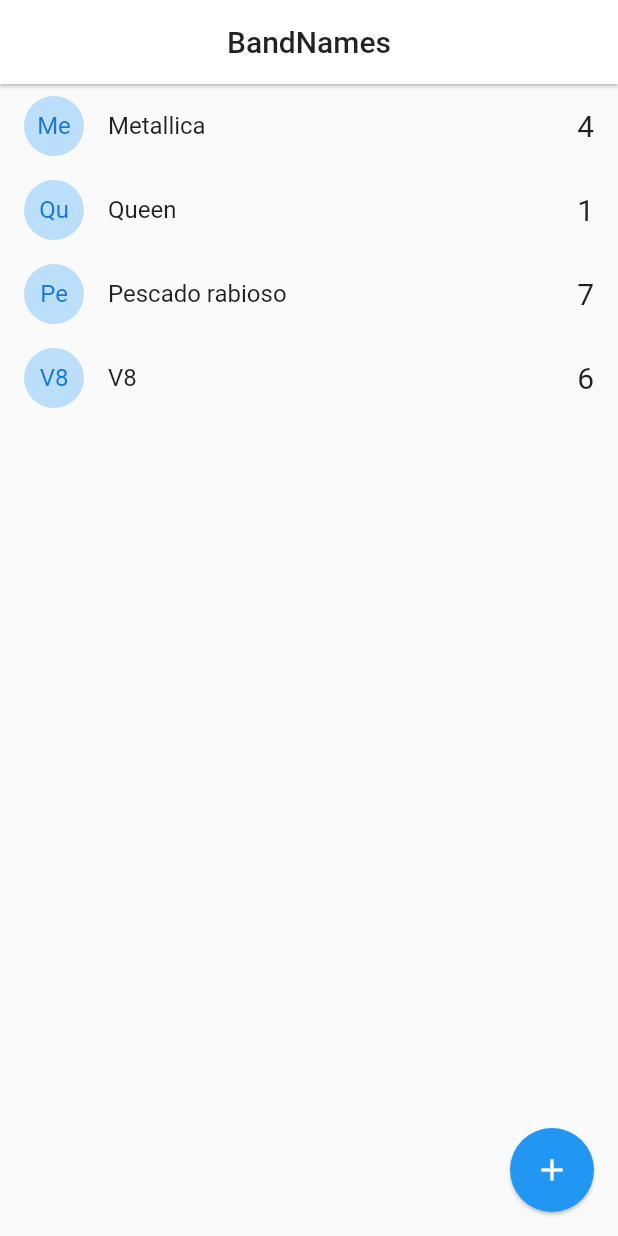
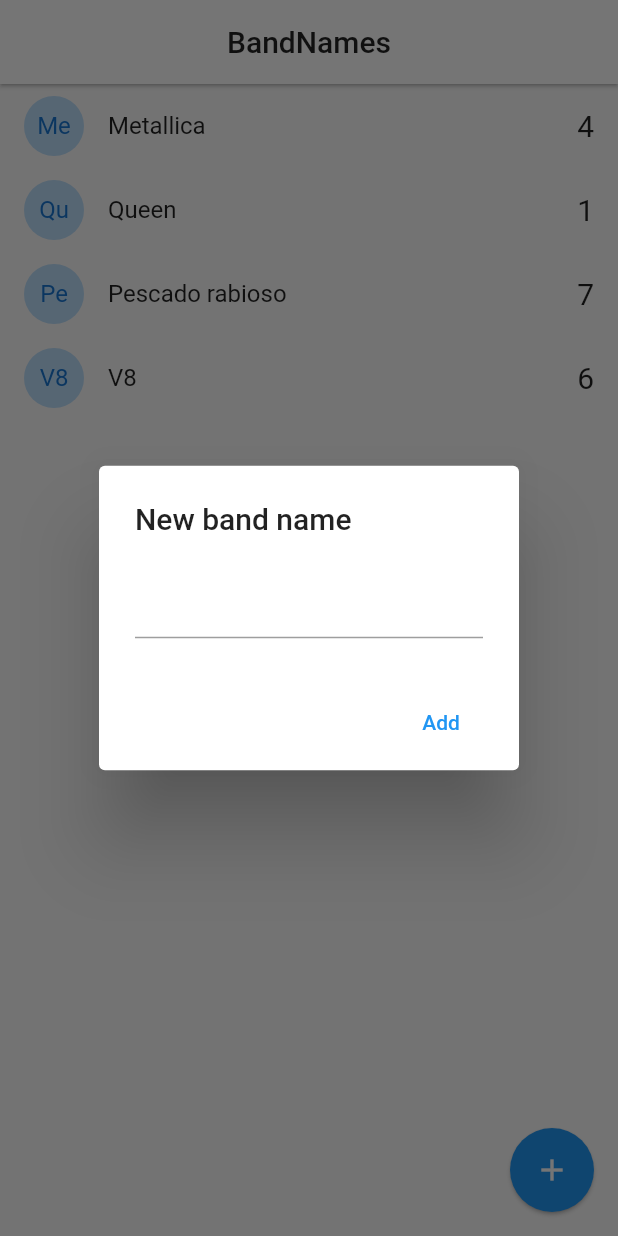
Before and after one commit to Sloot04/band_names, a Flutter app: the screen it shows after launch, after a tap on the "add" icon, on a phone screen of 412 x 824 dp. Run offline on Flutter 3.47's test engine with Material 2 defaults, Android fonts, the phone set to English and light mode, and no system bars.

```diff
--- a/lib/pages/home.dart
+++ b/lib/pages/home.dart
@@ -1,4 +1,6 @@
+import 'package:flutter/cupertino.dart';
 import 'package:flutter/material.dart';
+import 'dart:io';
 
 import 'package:band_names/models/band.dart';
 
@@ -32,7 +34,7 @@ class _HomePageState extends State<HomePage> {
         itemBuilder: (context, i) => _bandTile(bands[i]),
       ),
       floatingActionButton: FloatingActionButton(
-        onPressed: () {},
+        onPressed: addNewBand,
         child: Icon(Icons.add),
         elevation: 1,
       ),
@@ -55,4 +57,55 @@ class _HomePageState extends State<HomePage> {
       },
     );
   }
+
+  addNewBand() {
+    final TextEditingController textController = TextEditingController();
+
+    if (Platform.isAndroid) {
+      return showDialog(
+          context: context,
+          builder: (context) {
+            return AlertDialog(
+              title: Text('New band name'),
+              content: TextField(controller: textController),
+              actions: [
+                MaterialButton(
+                  onPressed: () => addBandToList(textController.text),
+                  child: Text('Add'),
+                  elevation: 5,
+                  textColor: Colors.blue,
+                )
+              ],
+            );
+          });
+    }
+    showCupertinoDialog(
+        context: context,
+        builder: (_) {
+          return CupertinoAlertDialog(
+            title: Text('New ban name'),
+            content: CupertinoTextField(controller: textController),
+            actions: [
+              CupertinoDialogAction(
+                child: Text('add'),
+                isDefaultAction: true,
+                onPressed: () => addBandToList(textController.text),
+              ),
+              CupertinoDialogAction(
+                child: Text('Dismiss'),
+                isDestructiveAction: true,
+                onPressed: () => Navigator.pop(context),
+              )
+            ],
+          );
+        });
+  }
+
+  void addBandToList(String name) {
+    if (name.length > 1) {
+      this.bands.add(Band(id: DateTime.now().toString(), name: name, votes: 0));
+      setState(() {});
+    }
+    Navigator.pop(context);
+  }
 }
```
